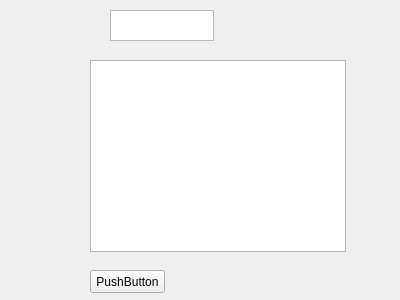
DreamTeamHelha/ProjectCpp, file scorewindow.ui: the form before one commit.
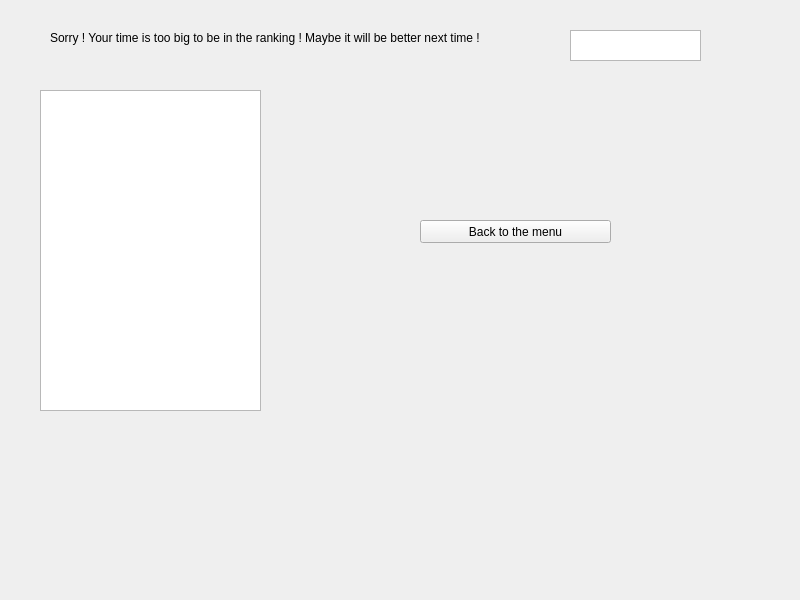
The form after the commit.

Patch:
```diff
--- a/scorewindow.ui
+++ b/scorewindow.ui
@@ -6,8 +6,8 @@
    <rect>
     <x>0</x>
     <y>0</y>
-    <width>400</width>
-    <height>300</height>
+    <width>800</width>
+    <height>600</height>
    </rect>
   </property>
   <property name="windowTitle">
@@ -16,36 +16,49 @@
   <widget class="QTableView" name="tableView">
    <property name="geometry">
     <rect>
-     <x>90</x>
-     <y>60</y>
-     <width>256</width>
-     <height>192</height>
+     <x>40</x>
+     <y>90</y>
+     <width>221</width>
+     <height>321</height>
     </rect>
    </property>
   </widget>
   <widget class="QPushButton" name="pushButton">
    <property name="geometry">
     <rect>
-     <x>90</x>
-     <y>270</y>
-     <width>75</width>
+     <x>420</x>
+     <y>220</y>
+     <width>191</width>
      <height>23</height>
     </rect>
    </property>
    <property name="text">
-    <string>PushButton</string>
+    <string>Back to the menu</string>
    </property>
   </widget>
   <widget class="QTextEdit" name="nameText">
    <property name="geometry">
     <rect>
-     <x>110</x>
-     <y>10</y>
-     <width>104</width>
+     <x>570</x>
+     <y>30</y>
+     <width>131</width>
      <height>31</height>
     </rect>
    </property>
   </widget>
+  <widget class="QLabel" name="textLabel">
+   <property name="geometry">
+    <rect>
+     <x>50</x>
+     <y>30</y>
+     <width>561</width>
+     <height>16</height>
+    </rect>
+   </property>
+   <property name="text">
+    <string>&lt;html&gt;&lt;head/&gt;&lt;body&gt;&lt;p&gt;Sorry ! Your time is too big to be in the ranking ! Maybe it will be better next time !&lt;/p&gt;&lt;/body&gt;&lt;/html&gt;</string>
+   </property>
+  </widget>
  </widget>
  <resources/>
  <connections/>
```
